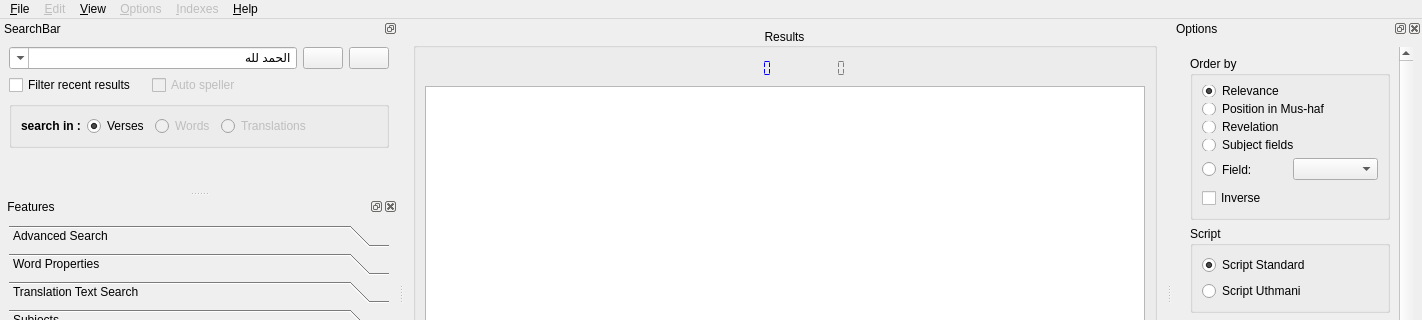
First picture: the form in src/alfanous-desktop/UI/mainform.ui, repository Alfanous-team/alfanous, before the edit; both pictures show x 0 to 1422 and y 0 to 320 of the 1422 by 567 pixel window.
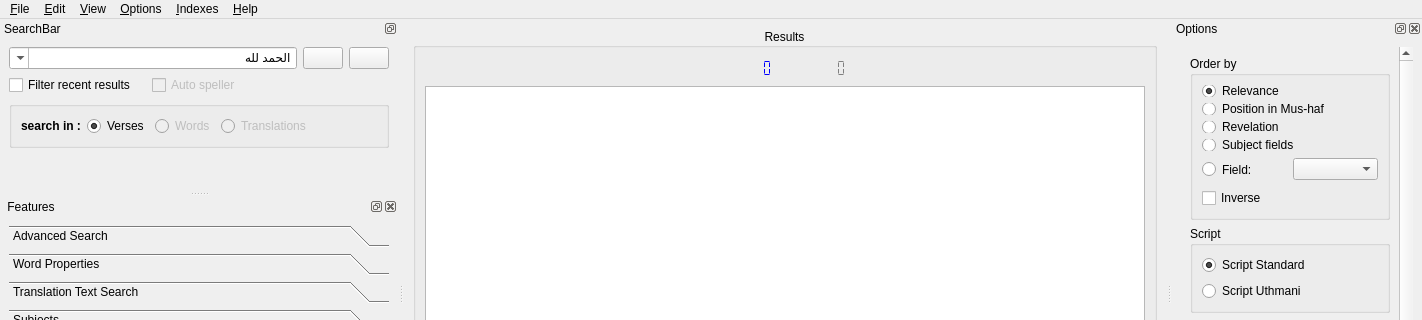
Second picture: the form after the edit. Icons and pictures are not drawn.

Patch:
```diff
--- a/src/alfanous-desktop/UI/mainform.ui
+++ b/src/alfanous-desktop/UI/mainform.ui
@@ -463,6 +463,9 @@
    </widget>
    <widget class="QMenu" name="menuOptions">
     <property name="enabled">
+     <bool>true</bool>
+    </property>
+    <property name="tearOffEnabled">
      <bool>false</bool>
     </property>
     <property name="title">
@@ -541,7 +544,7 @@
    </widget>
    <widget class="QMenu" name="menu_Indexes">
     <property name="enabled">
-     <bool>false</bool>
+     <bool>true</bool>
     </property>
     <property name="title">
      <string>&amp;Indexes</string>
@@ -576,7 +579,7 @@
    </widget>
    <widget class="QMenu" name="menu_Edit">
     <property name="enabled">
-     <bool>false</bool>
+     <bool>true</bool>
     </property>
     <property name="title">
      <string>&amp;Edit</string>
```
Left out of the diff: 45 changed lines with no effect on the pictures.
